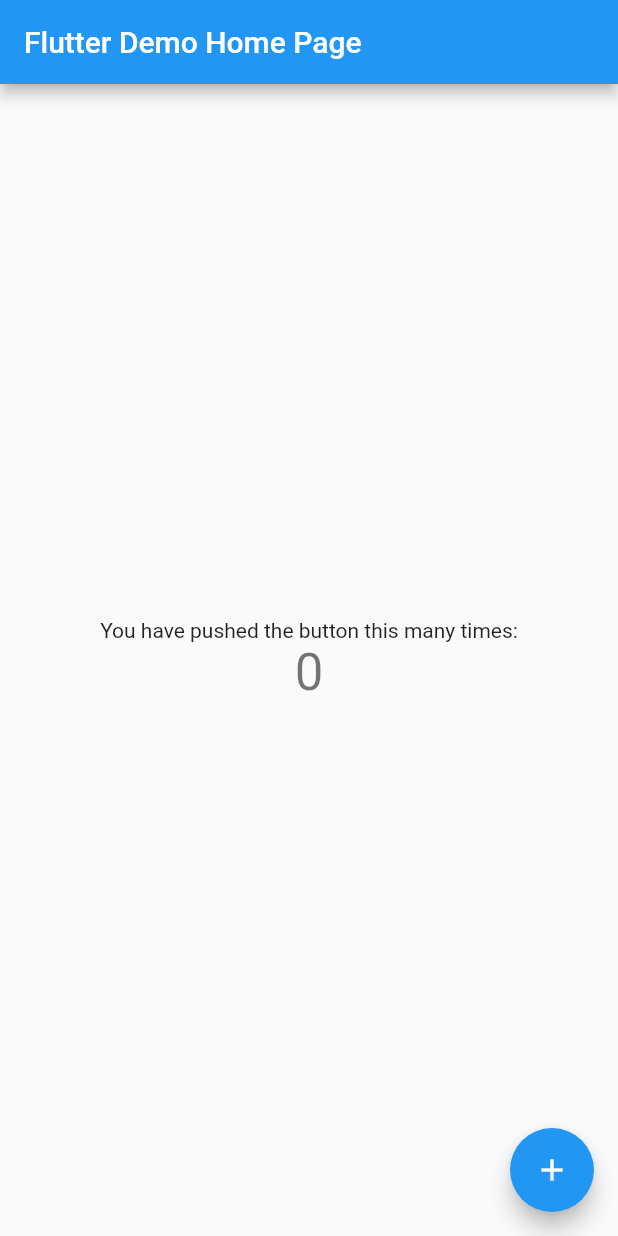
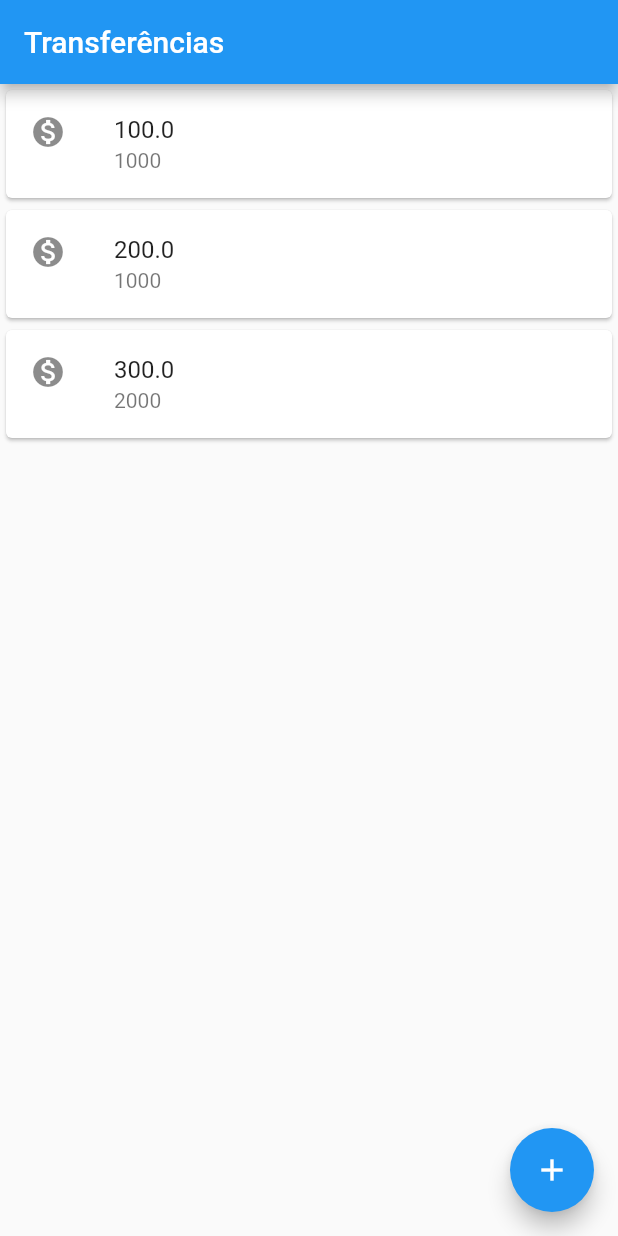
Before and after one commit to gm1357/Flutter-alura, a Flutter app: the screen it shows after launch, on a phone screen of 412 x 824 dp. Run offline on Flutter 3.47's test engine with Material 2 defaults, Android fonts, the phone set to English and light mode, and no system bars.

Commit message:
Implementado layout com algumas widgets do Material

```diff
--- a/lib/main.dart
+++ b/lib/main.dart
@@ -1,111 +1,54 @@
 import 'package:flutter/material.dart';
 
-void main() => runApp(MyApp());
+void main() => runApp(
+  MaterialApp(
+    home: Scaffold(
+      body: new ListaTransferencias(),
+      appBar: AppBar(
+        title: Text('Transferências'),
+      ),
+      floatingActionButton: FloatingActionButton(
+        child: Icon(Icons.add),
+      ),
+    ),
+  )
+);
 
-class MyApp extends StatelessWidget {
-  // This widget is the root of your application.
+class ListaTransferencias extends StatelessWidget {
+
   @override
   Widget build(BuildContext context) {
-    return MaterialApp(
-      title: 'Flutter Demo',
-      theme: ThemeData(
-        // This is the theme of your application.
-        //
-        // Try running your application with "flutter run". You'll see the
-        // application has a blue toolbar. Then, without quitting the app, try
-        // changing the primarySwatch below to Colors.green and then invoke
-        // "hot reload" (press "r" in the console where you ran "flutter run",
-        // or simply save your changes to "hot reload" in a Flutter IDE).
-        // Notice that the counter didn't reset back to zero; the application
-        // is not restarted.
-        primarySwatch: Colors.blue,
-      ),
-      home: MyHomePage(title: 'Flutter Demo Home Page'),
+    return Column(
+      children: <Widget>[
+        ItemTransferencia(new Transferencia(100, 1000)),
+        ItemTransferencia(new Transferencia(200, 1000)),
+        ItemTransferencia(new Transferencia(300, 2000)),
+      ],
     );
   }
 }
 
-class MyHomePage extends StatefulWidget {
-  MyHomePage({Key key, this.title}) : super(key: key);
+class ItemTransferencia extends StatelessWidget {
 
-  // This widget is the home page of your application. It is stateful, meaning
-  // that it has a State object (defined below) that contains fields that affect
-  // how it looks.
+  final Transferencia _transferencia;
 
-  // This class is the configuration for the state. It holds the values (in this
-  // case the title) provided by the parent (in this case the App widget) and
-  // used by the build method of the State. Fields in a Widget subclass are
-  // always marked "final".
-
-  final String title;
-
-  @override
-  _MyHomePageState createState() => _MyHomePageState();
-}
-
-class _MyHomePageState extends State<MyHomePage> {
-  int _counter = 0;
-
-  void _incrementCounter() {
-    setState(() {
-      // This call to setState tells the Flutter framework that something has
-      // changed in this State, which causes it to rerun the build method below
-      // so that the display can reflect the updated values. If we changed
-      // _counter without calling setState(), then the build method would not be
-      // called again, and so nothing would appear to happen.
-      _counter++;
-    });
-  }
+  ItemTransferencia(this._transferencia);
 
   @override
   Widget build(BuildContext context) {
-    // This method is rerun every time setState is called, for instance as done
-    // by the _incrementCounter method above.
-    //
-    // The Flutter framework has been optimized to make rerunning build methods
-    // fast, so that you can just rebuild anything that needs updating rather
-    // than having to individually change instances of widgets.
-    return Scaffold(
-      appBar: AppBar(
-        // Here we take the value from the MyHomePage object that was created by
-        // the App.build method, and use it to set our appbar title.
-        title: Text(widget.title),
+    return Card(
+      child: ListTile(
+        leading: Icon(Icons.monetization_on),
+        title: Text(_transferencia.valor.toString()),
+        subtitle: Text(_transferencia.numeroConta.toString()),
       ),
-      body: Center(
-        // Center is a layout widget. It takes a single child and positions it
-        // in the middle of the parent.
-        child: Column(
-          // Column is also a layout widget. It takes a list of children and
-          // arranges them vertically. By default, it sizes itself to fit its
-          // children horizontally, and tries to be as tall as its parent.
-          //
-          // Invoke "debug painting" (press "p" in the console, choose the
-          // "Toggle Debug Paint" action from the Flutter Inspector in Android
-          // Studio, or the "Toggle Debug Paint" command in Visual Studio Code)
-          // to see the wireframe for each widget.
-          //
-          // Column has various properties to control how it sizes itself and
-          // how it positions its children. Here we use mainAxisAlignment to
-          // center the children vertically; the main axis here is the vertical
-          // axis because Columns are vertical (the cross axis would be
-          // horizontal).
-          mainAxisAlignment: MainAxisAlignment.center,
-          children: <Widget>[
-            Text(
-              'You have pushed the button this many times:',
-            ),
-            Text(
-              '$_counter',
-              style: Theme.of(context).textTheme.display1,
-            ),
-          ],
-        ),
-      ),
-      floatingActionButton: FloatingActionButton(
-        onPressed: _incrementCounter,
-        tooltip: 'Increment',
-        child: Icon(Icons.add),
-      ), // This trailing comma makes auto-formatting nicer for build methods.
     );
   }
 }
+
+class Transferencia {
+  final double valor;
+  final int numeroConta;
+
+  Transferencia(this.valor, this.numeroConta);
+}
```
